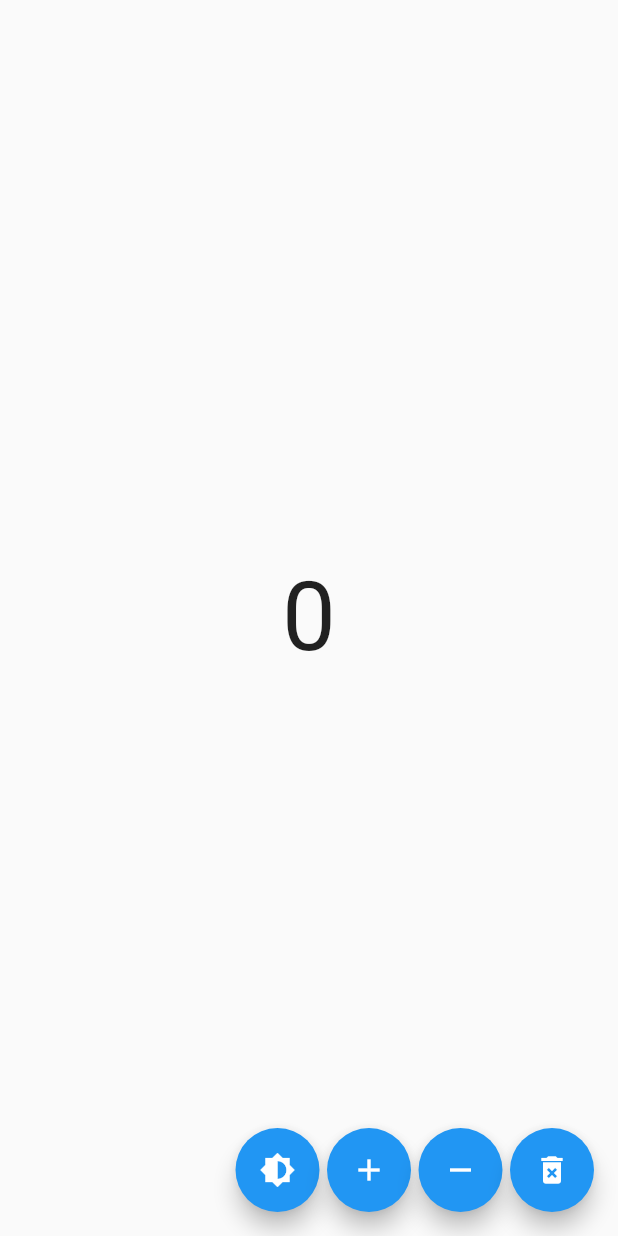
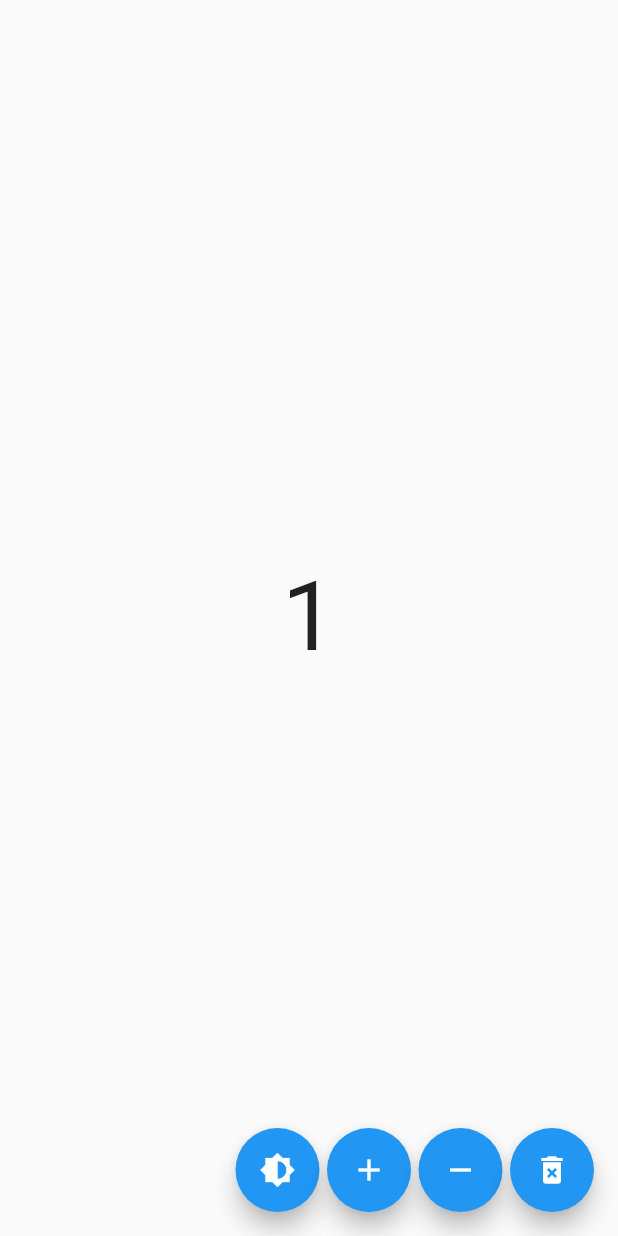
Before and after one commit to Chethan-170/flutter_bloc_example, a Flutter app: the screen it shows after launch, after a tap on the "add" icon, on a phone screen of 412 x 824 dp. Run offline on Flutter 3.47's test engine with Material 2 defaults, Android fonts, the phone set to English and light mode, and no system bars; our stand-ins replace bloc, equatable, flutter_bloc, hydrated_bloc.

Commit message:
hydrated bloc implementation

```diff
--- a/lib/app.dart
+++ b/lib/app.dart
@@ -1,11 +1,22 @@
+import 'package:bloc_tutorial/blocs/counter/counter_bloc.dart';
+import 'package:bloc_tutorial/blocs/theme/theme_bloc.dart';
 import 'package:flutter/material.dart';
+import 'package:flutter_bloc/flutter_bloc.dart';
+import 'package:hydrated_bloc/hydrated_bloc.dart';
 
 class App extends StatelessWidget {
   const App({super.key});
 
   @override
   Widget build(BuildContext context) {
-    return MaterialApp(debugShowCheckedModeBanner: false, home: MyHomePage());
+    return MaterialApp(
+      title: 'Hydrated Bloc',
+      debugShowCheckedModeBanner: false,
+      home: MyHomePage(),
+      theme: context.watch<ThemeBloc>().state.appTheme == AppTheme.light
+          ? ThemeData.light()
+          : ThemeData.dark(),
+    );
   }
 }
 
@@ -17,7 +28,7 @@ class MyHomePage extends StatelessWidget {
     return Scaffold(
       body: Center(
         child: Text(
-          '0',
+          '${context.watch<CounterBloc>().state.counter}',
           style: const TextStyle(fontSize: 64.0),
         ),
       ),
@@ -25,22 +36,30 @@ class MyHomePage extends StatelessWidget {
         mainAxisAlignment: MainAxisAlignment.end,
         children: [
           FloatingActionButton(
-            onPressed: () {},
+            onPressed: () {
+              context.read<ThemeBloc>().add(ToggleThemeEvent());
+            },
             child: const Icon(Icons.brightness_6),
           ),
           const SizedBox(width: 5.0),
           FloatingActionButton(
-            onPressed: () {},
+            onPressed: () {
+              context.read<CounterBloc>().add(IncrementCounterEvent());
+            },
             child: const Icon(Icons.add),
           ),
           const SizedBox(width: 5.0),
           FloatingActionButton(
-            onPressed: () {},
+            onPressed: () {
+              context.read<CounterBloc>().add(DecrementCounterEvent());
+            },
             child: const Icon(Icons.remove),
           ),
           const SizedBox(width: 5.0),
           FloatingActionButton(
-            onPressed: () {},
+            onPressed: () {
+              HydratedBloc.storage.clear();
+            },
             child: const Icon(Icons.delete_forever),
           ),
         ],
--- /dev/null
+++ b/lib/blocs/counter/counter_bloc.dart
@@ -0,0 +1,34 @@
+import 'package:bloc/bloc.dart';
+import 'package:equatable/equatable.dart';
+import 'package:hydrated_bloc/hydrated_bloc.dart';
+
+part 'counter_event.dart';
+part 'counter_state.dart';
+
+class CounterBloc extends Bloc<CounterEvent, CounterState> with HydratedMixin {
+  CounterBloc() : super(CounterState.initial()) {
+    on<IncrementCounterEvent>((event, emit) {
+      emit(state.copyWith(counter: state.counter + 1));
+    });
+
+    on<DecrementCounterEvent>((event, emit) {
+      emit(state.copyWith(counter: state.counter - 1));
+    });
+  }
+
+  @override
+  CounterState? fromJson(Map<String, dynamic> json) {
+    print("Counter from storage $json");
+    final counterState = CounterState.fromJson(json);
+    print('CounterState: $counterState');
+    return counterState;
+  }
+
+  @override
+  Map<String, dynamic>? toJson(CounterState state) {
+    print('CounterState to storage: $state');
+    final counterJson = state.toJson();
+    print('CounterJson: $counterJson');
+    return counterJson;
+  }
+}
--- /dev/null
+++ b/lib/blocs/counter/counter_event.dart
@@ -0,0 +1,12 @@
+part of 'counter_bloc.dart';
+
+abstract class CounterEvent extends Equatable {
+  const CounterEvent();
+
+  @override
+  List<Object> get props => [];
+}
+
+class IncrementCounterEvent extends CounterEvent {}
+
+class DecrementCounterEvent extends CounterEvent {}
--- /dev/null
+++ b/lib/blocs/counter/counter_state.dart
@@ -0,0 +1,30 @@
+part of 'counter_bloc.dart';
+
+class CounterState extends Equatable {
+  final int counter;
+
+  CounterState({required this.counter});
+
+  factory CounterState.initial() {
+    return CounterState(counter: 0);
+  }
+
+  CounterState copyWith({int? counter}) {
+    return CounterState(counter: counter ?? this.counter);
+  }
+
+  @override
+  List<Object?> get props => [counter];
+
+  Map<String, dynamic> toJson() {
+    return <String, dynamic>{
+      'counter': counter,
+    };
+  }
+
+  factory CounterState.fromJson(Map<String, dynamic> json) {
+    return CounterState(
+      counter: json['counter'] as int,
+    );
+  }
+}
--- /dev/null
+++ b/lib/blocs/theme/theme_event.dart
@@ -0,0 +1,10 @@
+part of 'theme_bloc.dart';
+
+abstract class ThemeEvent extends Equatable {
+  const ThemeEvent();
+
+  @override
+  List<Object> get props => [];
+}
+
+class ToggleThemeEvent extends ThemeEvent {}
--- /dev/null
+++ b/lib/blocs/theme/theme_state.dart
@@ -0,0 +1,39 @@
+part of 'theme_bloc.dart';
+
+enum AppTheme {
+  light,
+  dark;
+
+  String toJson() => name;
+
+  static AppTheme fromJson(String json) => values.byName(json);
+}
+
+class ThemeState extends Equatable {
+  final AppTheme appTheme;
+
+  ThemeState({required this.appTheme});
+
+  factory ThemeState.initial() {
+    return ThemeState(appTheme: AppTheme.light);
+  }
+
+  ThemeState copyWith({AppTheme? theme}) {
+    return ThemeState(appTheme: theme ?? this.appTheme);
+  }
+
+  @override
+  List<Object?> get props => [appTheme];
+
+  Map<String, dynamic> toJson() {
+    return <String, dynamic>{
+      'appTheme': appTheme.toJson(),
+    };
+  }
+
+  factory ThemeState.fromJson(Map<String, dynamic> map) {
+    return ThemeState(
+      appTheme: AppTheme.fromJson(map['appTheme']),
+    );
+  }
+}
--- a/lib/main.dart
+++ b/lib/main.dart
@@ -1,6 +1,28 @@
 import 'package:bloc_tutorial/app.dart';
+import 'package:bloc_tutorial/blocs/counter/counter_bloc.dart';
+import 'package:bloc_tutorial/blocs/theme/theme_bloc.dart';
+import 'package:flutter/foundation.dart';
 import 'package:flutter/material.dart';
+import 'package:flutter_bloc/flutter_bloc.dart';
+import 'package:hydrated_bloc/hydrated_bloc.dart';
+import 'package:path_provider/path_provider.dart';
 
-void main() {
-  runApp(const App());
+void main() async {
+  WidgetsFlutterBinding.ensureInitialized();
+  HydratedBloc.storage = await HydratedStorage.build(
+      storageDirectory: kIsWeb
+          ? HydratedStorage.webStorageDirectory
+          : await getApplicationDocumentsDirectory());
+
+  runApp(MultiBlocProvider(
+    providers: [
+      BlocProvider(
+        create: (context) => ThemeBloc(),
+      ),
+      BlocProvider(
+        create: (context) => CounterBloc(),
+      ),
+    ],
+    child: App(),
+  ));
 }
```
Also changed, not shown: lib/blocs/theme/theme_bloc.dart (added, +35 -0 lines).
